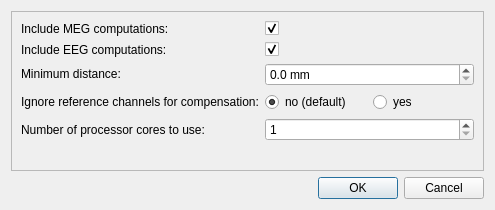
Above: qt4Designer_ui_files/forwardSolutionDialogUi.ui from cibr-jyu/meggie before the change. Below: the same form after it.
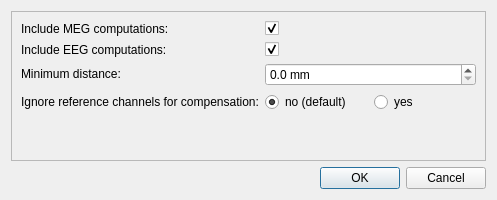
That is the form after the change.

Patch:
```diff
--- a/qt4Designer_ui_files/forwardSolutionDialogUi.ui
+++ b/qt4Designer_ui_files/forwardSolutionDialogUi.ui
@@ -6,8 +6,8 @@
    <rect>
     <x>0</x>
     <y>0</y>
-    <width>495</width>
-    <height>210</height>
+    <width>497</width>
+    <height>200</height>
    </rect>
   </property>
   <property name="windowTitle">
@@ -23,6 +23,9 @@
       <enum>QFrame::Raised</enum>
      </property>
      <layout class="QFormLayout" name="formLayout">
+      <property name="fieldGrowthPolicy">
+       <enum>QFormLayout::AllNonFixedFieldsGrow</enum>
+      </property>
       <item row="0" column="0">
        <widget class="QLabel" name="labelIncludeMEG">
         <property name="text">
@@ -108,23 +111,6 @@
         </item>
        </layout>
       </item>
-      <item row="4" column="0">
-       <widget class="QLabel" name="labelNJobs">
-        <property name="text">
-         <string>Number of processor cores to use:</string>
-        </property>
-       </widget>
-      </item>
-      <item row="4" column="1">
-       <widget class="QSpinBox" name="spinBoxNJobs">
-        <property name="minimum">
-         <number>1</number>
-        </property>
-        <property name="maximum">
-         <number>64</number>
-        </property>
-       </widget>
-      </item>
      </layout>
     </widget>
    </item>
```
